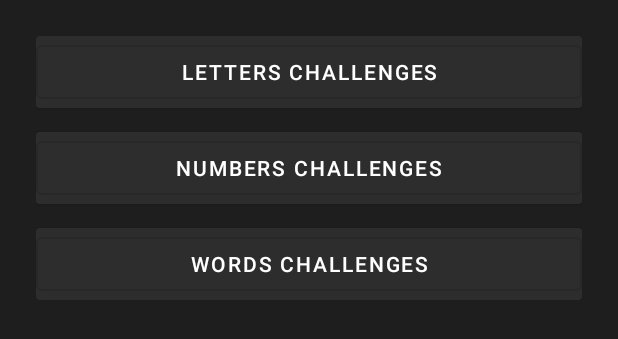
After one commit to X0echo/arabic_sl, an Android app: the layout fragment_challenges_type.xml on its own in the app's theme, with its tools: preview values and no code run, on a phone screen of 412 x 824 dp. The commit adds this screen. Shown: the top 339 px of the screen. Run offline under Robolectric (Android 15) with nearby library versions, the phone set to English and light mode, and no system bars.

Commit message:
added cards for the challenges things(3)

```diff
--- a/app/src/main/java/com/google/mediapipe/examples/gesturerecognizer/TrainFragment.kt
+++ b/app/src/main/java/com/google/mediapipe/examples/gesturerecognizer/TrainFragment.kt
@@ -33,7 +33,7 @@ class TrainFragment : Fragment() {
         }
 
         challengesButton.setOnClickListener {
-            replaceFragment(ChallengesCameraFragment())
+            replaceFragment(ChallengesTypeFragment())
         }
 
         wordsButton.setOnClickListener {
--- /dev/null
+++ b/app/src/main/res/layout/fragment_challenges_type.xml
@@ -0,0 +1,70 @@
+<?xml version="1.0" encoding="utf-8"?>
+<ScrollView xmlns:android="http://schemas.android.com/apk/res/android"
+    android:id="@+id/challenges_type_scroll"
+    android:layout_width="match_parent"
+    android:layout_height="match_parent"
+    android:padding="24dp"
+    android:background="#1E1E1E">
+
+    <LinearLayout
+        android:layout_width="match_parent"
+        android:layout_height="wrap_content"
+        android:orientation="vertical"
+        android:gravity="center_horizontal"
+        android:spacing="16dp">
+
+        <androidx.cardview.widget.CardView
+            android:id="@+id/card_letters_challenges"
+            android:layout_width="match_parent"
+            android:layout_height="wrap_content"
+            android:layout_marginBottom="16dp"
+            android:elevation="4dp"
+            android:padding="8dp"
+            android:backgroundTint="#2D2D2D">
+
+            <com.google.android.material.button.MaterialButton
+                android:id="@+id/letters_challenges"
+                android:layout_width="match_parent"
+                android:layout_height="wrap_content"
+                android:text="Letters Challenges"
+                android:textColor="#FFFFFF"
+                style="@style/Widget.MaterialComponents.Button.OutlinedButton" />
+        </androidx.cardview.widget.CardView>
+
+        <androidx.cardview.widget.CardView
+            android:id="@+id/card_numbers_challenges"
+            android:layout_width="match_parent"
+            android:layout_height="wrap_content"
+            android:layout_marginBottom="16dp"
+            android:elevation="4dp"
+            android:padding="8dp"
+            android:backgroundTint="#2D2D2D">
+
+            <com.google.android.material.button.MaterialButton
+                android:id="@+id/numbers_challenges"
+                android:layout_width="match_parent"
+                android:layout_height="wrap_content"
+                android:text="Numbers Challenges"
+                android:textColor="#FFFFFF"
+                style="@style/Widget.MaterialComponents.Button.OutlinedButton" />
+        </androidx.cardview.widget.CardView>
+
+        <androidx.cardview.widget.CardView
+            android:id="@+id/card_words_challenges"
+            android:layout_width="match_parent"
+            android:layout_height="wrap_content"
+            android:elevation="4dp"
+            android:padding="8dp"
+            android:backgroundTint="#2D2D2D">
+
+            <com.google.android.material.button.MaterialButton
+                android:id="@+id/words_challenges"
+                android:layout_width="match_parent"
+                android:layout_height="wrap_content"
+                android:text="Words Challenges"
+                android:textColor="#FFFFFF"
+                style="@style/Widget.MaterialComponents.Button.OutlinedButton" />
+        </androidx.cardview.widget.CardView>
+
+    </LinearLayout>
+</ScrollView>
```
Also changed, not shown: app/src/main/java/com/google/mediapipe/examples/gesturerecognizer/ChallengesTypeFragment.kt (added, +67 -0 lines).
